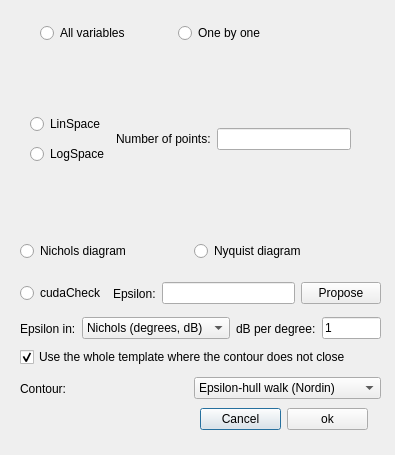
Old version of the form src/gui/templates/templates_dialog.ui in the repository Isaac-Martinez-Forte/QFTbx.
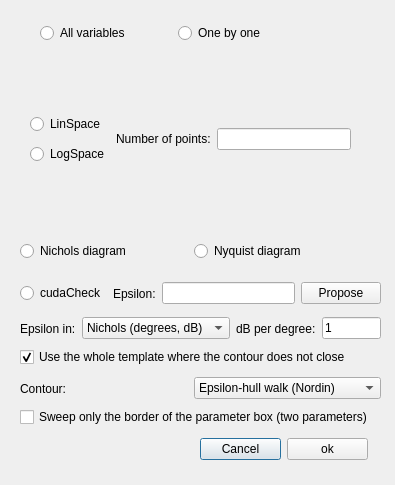
New version of the form.

Commit message: Sweep only the border of a two-parameter box, on request

Diff of the .ui file:
```diff
--- a/src/gui/templates/templates_dialog.ui
+++ b/src/gui/templates/templates_dialog.ui
@@ -7,7 +7,7 @@
     <x>0</x>
     <y>0</y>
     <width>395</width>
-    <height>455</height>
+    <height>485</height>
    </rect>
   </property>
   <property name="windowTitle">
@@ -157,7 +157,7 @@
    <property name="geometry">
     <rect>
      <x>200</x>
-     <y>405</y>
+     <y>435</y>
      <width>168</width>
      <height>28</height>
     </rect>
@@ -297,6 +297,22 @@
     <bool>true</bool>
    </property>
   </widget>
+  <widget class="QCheckBox" name="borderSweepCheck">
+   <property name="geometry">
+    <rect>
+     <x>20</x>
+     <y>405</y>
+     <width>361</width>
+     <height>24</height>
+    </rect>
+   </property>
+   <property name="toolTip">
+    <string>With exactly two uncertain parameters, sweep only the border of the parameter box: as many evaluations as the interior grid would cost, spent on the four edges, since the worst case of every specification over a template lies on its border. The template is then a closed curve and its contour is taken by the alpha-shape. Unavailable with one or with three or more uncertain parameters.</string>
+   </property>
+   <property name="text">
+    <string>Sweep only the border of the parameter box (two parameters)</string>
+   </property>
+  </widget>
   <widget class="QWidget" name="contourRow">
    <property name="geometry">
     <rect>
```
The commit also changes 17 other files.
